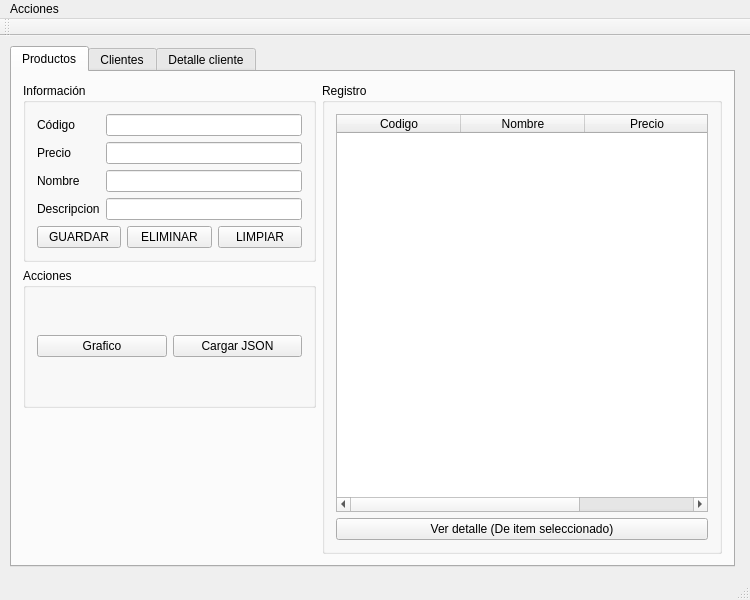
Old version of the form mainwindow.ui in the repository MacoChave/Practica1_SalesManager.
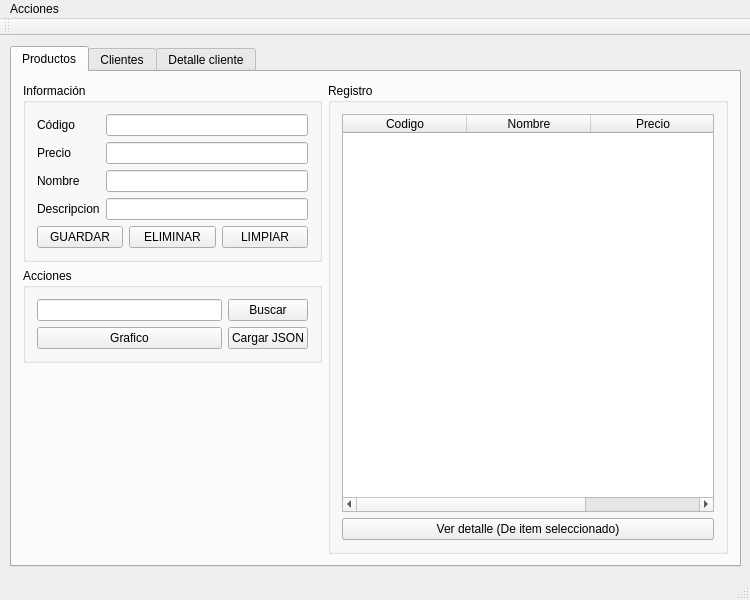
New version of the form. The open tabs and pages were chosen to show the change.

Commit message: Filtrar tabla productos

```diff
--- a/mainwindow.ui
+++ b/mainwindow.ui
@@ -25,7 +25,7 @@
      <rect>
       <x>10</x>
       <y>10</y>
-      <width>725</width>
+      <width>731</width>
       <height>521</height>
      </rect>
     </property>
@@ -43,50 +43,6 @@
       <string>Productos</string>
      </attribute>
      <layout class="QGridLayout" name="gridLayout_3">
-      <item row="0" column="1" rowspan="3">
-       <widget class="QGroupBox" name="grp_producto_registro">
-        <property name="minimumSize">
-         <size>
-          <width>400</width>
-          <height>0</height>
-         </size>
-        </property>
-        <property name="title">
-         <string>Registro</string>
-        </property>
-        <layout class="QGridLayout" name="gridLayout_2">
-         <item row="2" column="0">
-          <widget class="QPushButton" name="btn_producto_detalle">
-           <property name="text">
-            <string>Ver detalle (De item seleccionado)</string>
-           </property>
-          </widget>
-         </item>
-         <item row="0" column="0">
-          <widget class="QTableWidget" name="tbl_producto_registro">
-           <attribute name="horizontalHeaderDefaultSectionSize">
-            <number>124</number>
-           </attribute>
-           <column>
-            <property name="text">
-             <string>Codigo</string>
-            </property>
-           </column>
-           <column>
-            <property name="text">
-             <string>Nombre</string>
-            </property>
-           </column>
-           <column>
-            <property name="text">
-             <string>Precio</string>
-            </property>
-           </column>
-          </widget>
-         </item>
-        </layout>
-       </widget>
-      </item>
       <item row="0" column="0">
        <widget class="QGroupBox" name="grp_producto_Info">
         <property name="title">
@@ -161,26 +117,80 @@
         </layout>
        </widget>
       </item>
+      <item row="0" column="1" rowspan="4">
+       <widget class="QGroupBox" name="grp_producto_registro">
+        <property name="minimumSize">
+         <size>
+          <width>400</width>
+          <height>0</height>
+         </size>
+        </property>
+        <property name="title">
+         <string>Registro</string>
+        </property>
+        <layout class="QGridLayout" name="gridLayout_2">
+         <item row="2" column="0">
+          <widget class="QPushButton" name="btn_producto_detalle">
+           <property name="text">
+            <string>Ver detalle (De item seleccionado)</string>
+           </property>
+          </widget>
+         </item>
+         <item row="0" column="0">
+          <widget class="QTableWidget" name="tbl_producto_registro">
+           <attribute name="horizontalHeaderDefaultSectionSize">
+            <number>124</number>
+           </attribute>
+           <column>
+            <property name="text">
+             <string>Codigo</string>
+            </property>
+           </column>
+           <column>
+            <property name="text">
+             <string>Nombre</string>
+            </property>
+           </column>
+           <column>
+            <property name="text">
+             <string>Precio</string>
+            </property>
+           </column>
+          </widget>
+         </item>
+        </layout>
+       </widget>
+      </item>
       <item row="1" column="0">
        <widget class="QGroupBox" name="grp_producto_accion">
         <property name="title">
          <string>Acciones</string>
         </property>
         <layout class="QGridLayout" name="gridLayout_4">
-         <item row="0" column="0">
+         <item row="1" column="1">
           <widget class="QPushButton" name="btn_producto_grafico">
            <property name="text">
             <string>Grafico</string>
            </property>
           </widget>
          </item>
-         <item row="0" column="1">
+         <item row="1" column="3">
           <widget class="QPushButton" name="btn_producto_carga">
            <property name="text">
             <string>Cargar JSON</string>
            </property>
           </widget>
          </item>
+         <item row="0" column="1">
+          <widget class="QLineEdit" name="edt_producto_buscar"/>
+         </item>
+         <item row="0" column="3">
+          <widget class="QPushButton" name="btn_producto_buscar">
+           <property name="text">
+            <string>Buscar</string>
+           </property>
+          </widget>
+         </item>
         </layout>
        </widget>
       </item>
```
Left out of the diff: 2 changed lines with no effect on the pictures. The commit also changes 2 other files.
